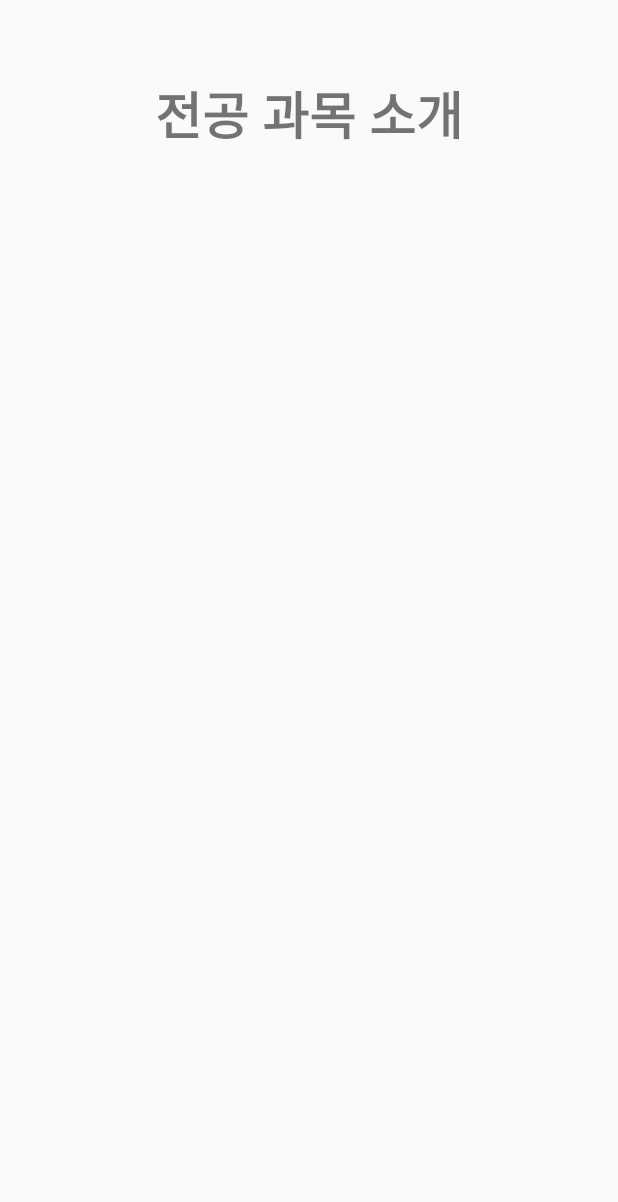
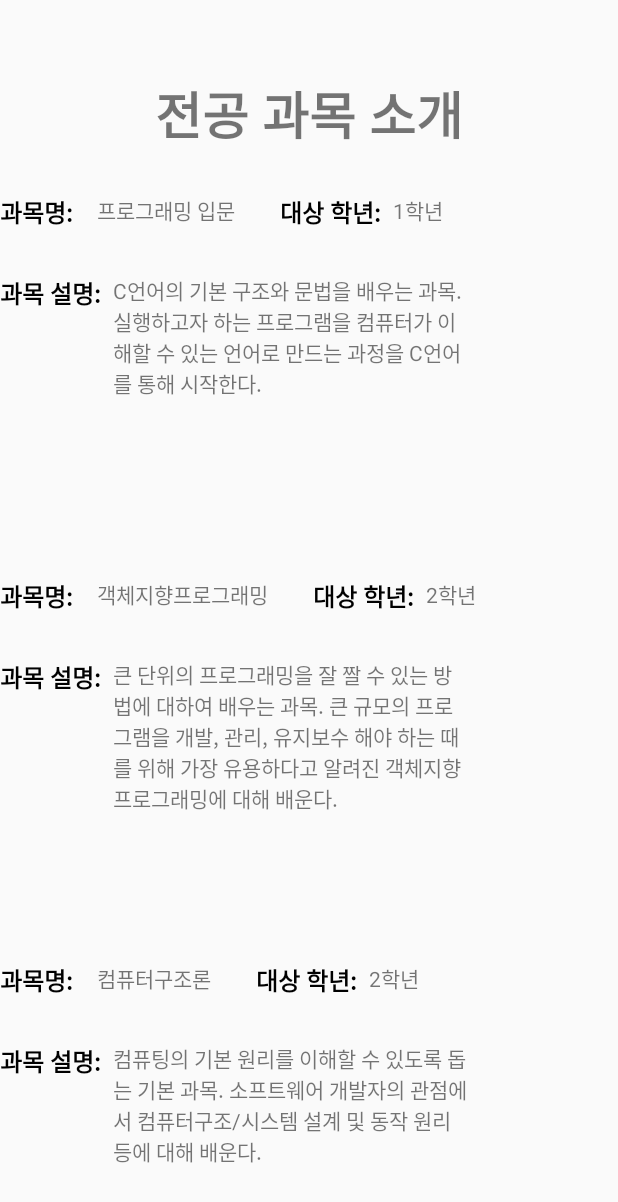
Before and after one commit to junsu0306/School_Manager, an Android app: the roadmap_2 screen opened through its navigation route, on a phone screen of 412 x 824 dp. Shown: the top 1202 px of the screen. Run offline under Robolectric (Android 15) with nearby library versions, the phone set to English and light mode, and no system bars; our stand-ins replace navigation-ui.

Commit message:
김수은_마지막

```diff
--- a/app/src/main/java/com/example/myapplication/SubjectRecyclerviewFragment.kt
+++ b/app/src/main/java/com/example/myapplication/SubjectRecyclerviewFragment.kt
@@ -10,61 +10,36 @@ import com.example.myapplication.databinding.FragmentSubjectRecyclerviewBinding
 
 class SubjectRecyclerviewFragment : Fragment() {
 
-    //private var param1: String? = null
-    //private var param2: String? = null
-
     val subjects = arrayOf(
-        SubjectInfo("객체지향프로그래밍", "2학년", "이 과목은 어쩌고"),
-        SubjectInfo("객체지향프로그래밍", "2학년", "이 과목은 어쩌고"),
-        SubjectInfo("객체지향프로그래밍", "2학년", "이 과목은 어쩌고"),
-        SubjectInfo("객체지향프로그래밍", "2학년", "이 과목은 어쩌고"),
-        SubjectInfo("객체지향프로그래밍", "2학년", "이 과목은 어쩌고"),
-        SubjectInfo("객체지향프로그래밍", "2학년", "이 과목은 어쩌고"),
-        SubjectInfo("객체지향프로그래밍", "2학년", "이 과목은 어쩌고"),
-        SubjectInfo("객체지향프로그래밍", "2학년", "이 과목은 어쩌고"),
-        SubjectInfo("객체지향프로그래밍", "2학년", "이 과목은 어쩌고"),
-        SubjectInfo("객체지향프로그래밍", "2학년", "이 과목은 어쩌고"),
-        SubjectInfo("객체지향프로그래밍", "2학년", "이 과목은 어쩌고"),
-        SubjectInfo("객체지향프로그래밍", "2학년", "이 과목은 어쩌고"),
-        SubjectInfo("객체지향프로그래밍", "2학년", "이 과목은 어쩌고"),
-        SubjectInfo("객체지향프로그래밍", "2학년", "이 과목은 어쩌고"),
-        SubjectInfo("객체지향프로그래밍", "2학년", "이 과목은 어쩌고"),
-        SubjectInfo("객체지향프로그래밍", "2학년", "이 과목은 어쩌고")
+        SubjectInfo("프로그래밍 입문", "1학년", "C언어의 기본 구조와 문법을 배우는 과목. 실행하고자 하는 프로그램을 컴퓨터가 이해할 수 있는 언어로 만드는 과정을 C언어를 통해 시작한다."),
+        SubjectInfo("객체지향프로그래밍", "2학년", "큰 단위의 프로그래밍을 잘 짤 수 있는 방법에 대하여 배우는 과목. 큰 규모의 프로그램을 개발, 관리, 유지보수 해야 하는 때를 위해 가장 유용하다고 알려진 객체지향 프로그래밍에 대해 배운다."),
+        SubjectInfo("컴퓨터구조론", "2학년", "컴퓨팅의 기본 원리를 이해할 수 있도록 돕는 기본 과목. 소프트웨어 개발자의 관점에서 컴퓨터구조/시스템 설계 및 동작 원리 등에 대해 배운다."),
+        SubjectInfo("알고리즘해석및설계", "2학년", "문제를 효율적으로 해결하는 방법을 배웁니다. 새로운 문제를 풀 때 접근하는 방법, 어떤 방법이 시간/공간 면에서 효율적일지 등에 대해 배운다."),
+        SubjectInfo("Adventure Design", "2학년", "디자인씽킹 프로세스를 근간으로 문제를 정의하고 SW 또는 서비스 설계 절차에 따라 디자인하고 설계하는 팀 프로젝트형 과목."),
+        SubjectInfo("Ai입문", "2학년", "인공지능 관련 전공 심화 과목들을 수강하기 위해 알아야 할 인공지능 관련 주요 기초 개념을 습득하는 과목. 인공지능 신기술 및 오랜 주요 인공지능 기술들을 통섭한다."),
+        SubjectInfo("임베디드SW", "2학년", "특정한 목적을 수행하는 임베디드 시스템에서 구동되는 SW에 관해 배우는 과목. 임베디드 SW 프로그래밍이 일반 프로그래밍과 다른 점을 배우고 실습을 통해 익힌다."),
+        SubjectInfo("Ai프로그래밍", "2학년", "기초 파이썬 과목을 바탕으로 그 뒤에 파이썬의 여러 라이브러리를 배우 는 과목. 파이썬의 객체지향프로그램의 기초, 인공신경망을 위한 코딩과 수학의 기초를 배운다."),
+        SubjectInfo("시스템 프로그래밍", "2학년", "프로그램을 컴퓨터가 어떻게 이해하는 지를 어셈블리어의 관점에서 공부하는 과목. 어셈블리어는 기계가 이해하는 기계어와 1:1 대응이 되는 언어로서, 학생들로금 컴퓨터를 잘 이해할 수 있는 기회를 제공한다."),
+        SubjectInfo("산학 프로젝트", "3학년", "SW 개발 프로젝트 실무능력을 제고하기 위해 팀을 구성하여 실제로 SW 개발 프로젝트를 구현하는 과목. Cloud 및 AI 중심으로 기업에서 개발 경험이 풍부한 멘토들의 특강과 멘토링이 주기적으로 제공된다."),
+        SubjectInfo("데이터베이스 기초", "3학년", "정보시스템의 중추적인 기능을 담당하는 데이터 베이스 시스템의 개념과 응용에 대해 배우는 과목. 표준 데이터 언어인 SQL을 습득하여 DBMS 활용 능력을 갖출 수 있다."),
+        SubjectInfo("데이터사이언스 응용", "3학년", "데이터사이언스 기초 과목의 후속 과목. 데이터사이언스에서 배웠던 기술을 실제 응용해 보는 기회를 가진다."),
+        SubjectInfo("웹SW스튜디오 및 재능기부", "3학년", "웹 프로그래밍 최신 기술을 중심으로 이론 및 실습 위주의 과목. 실무 위주로 진행되며, PC 웹페이지 작성 및 휴대 단말기용 앱 작성을 위한 프로그래밍 능력을 습득할 수 있다."),
+        SubjectInfo("IoT", "3학년", "기본적인 센서 구동, 통신 방법과 데이터를 수집하고 처리하는 클라우드 사용법 을 배우고 실습을 통해 구현해 보는 과목. 우리 삶에 필요한 서비스를 프로젝트로 구현한다."),
+        SubjectInfo("정보보호", "3학년", "정보보호 기술들에 대해 공부하는 과목. 블록체인 기술에 대한 기초 기술로서 이해가 필요한 암호기술 및 시스템 보안기술에 대해 공부하고, 실습을 통해 기술에 대한 이해를 높인다."),
+        SubjectInfo("인공지능플래닝", "4학년", "Knowledge Reasoning and Planning에 대해 배우는 과목.지속적으로 Planning을 수립하고 이를 Action으로 실행하고, 실 수행 환경과의 상호 작용을 통해 Autonomous Agent를 구축하는 문제에 대해 배운다.")
     )
 
     lateinit var binding : FragmentSubjectRecyclerviewBinding
-    override fun onCreate(savedInstanceState: Bundle?) {
-        super.onCreate(savedInstanceState)
-        /* arguments?.let {
-            param1 = it.getString(ARG_PARAM1)
-            param2 = it.getString(ARG_PARAM2)
-        } */
-        binding = FragmentSubjectRecyclerviewBinding.inflate(layoutInflater)
-        //setContentView(binding.root)
-
-        binding.recSubjects.layoutManager = LinearLayoutManager(context)
-        binding.recSubjects.adapter = SubjectsAdapter(subjects)
-
-    }
-
-
 
     override fun onCreateView(
         inflater: LayoutInflater, container: ViewGroup?,
         savedInstanceState: Bundle?
     ): View? {
-        // Inflate the layout for this fragment
-        return inflater.inflate(R.layout.fragment_subject_recyclerview, container, false)
+        binding = FragmentSubjectRecyclerviewBinding.inflate(inflater, container, false)
+
+        binding.recSubjects.layoutManager = LinearLayoutManager(context)
+        binding.recSubjects.adapter = SubjectsAdapter(subjects)
+        return binding.root
     }
 
-    /* companion object {
-        @JvmStatic
-        fun newInstance(param1: String, param2: String) =
-            SubjectRecyclerviewFragment().apply {
-                arguments = Bundle().apply {
-                    putString(com.example.myapplication.viewmodel.ARG_PARAM1, param1)
-                    putString(com.example.myapplication.viewmodel.ARG_PARAM2, param2)
-                }
-            }
-    }*/
 }
--- a/app/src/main/java/com/example/myapplication/roadmap_2.kt
+++ b/app/src/main/java/com/example/myapplication/roadmap_2.kt
@@ -7,40 +7,29 @@ import android.view.View
 import android.view.ViewGroup
 import com.example.myapplication.databinding.FragmentRoadmap2Binding
 
-/*
-// TODO: Rename parameter arguments, choose names that match
-// the fragment initialization parameters, e.g. ARG_ITEM_NUMBER
-private const val ARG_PARAM1 = "param1"
-private const val ARG_PARAM2 = "param2"
-*/
 class roadmap_2 : Fragment() {
-    //private var param1: String? = null
-    //private var param2: String? = null
 
     override fun onCreate(savedInstanceState: Bundle?) {
         super.onCreate(savedInstanceState)
-        /* arguments?.let {
-            param1 = it.getString(ARG_PARAM1)
-            param2 = it.getString(ARG_PARAM2)
-        } */
+
     }
 
     override fun onCreateView(
         inflater: LayoutInflater, container: ViewGroup?,
         savedInstanceState: Bundle?
     ): View? {
-        // Inflate the layout for this fragment
-        return inflater.inflate(R.layout.fragment_roadmap_2, container, false)
+        val binding = FragmentRoadmap2Binding.inflate(inflater, container, false)
+
+        val subjectFragment = SubjectRecyclerviewFragment() // SubjectRecyclerviewFragment 인스턴스 생성
+        val transaction = requireActivity().supportFragmentManager.beginTransaction()
+
+        // SubjectRecyclerviewFragment를 roadmap_2 Fragment에 추가
+        transaction.replace(binding.listFrag.id, subjectFragment)
+        transaction.addToBackStack(null)
+        transaction.commit()
+
+        return binding.root
     }
 
-   /* companion object {
-        @JvmStatic
-        fun newInstance(param1: String, param2: String) =
-            roadmap_2().apply {
-                arguments = Bundle().apply {
-                    putString(ARG_PARAM1, param1)
-                    putString(ARG_PARAM2, param2)
-                }
-            }
-    } */
+
 }
--- a/app/src/main/res/layout/fragment_roadmap_2.xml
+++ b/app/src/main/res/layout/fragment_roadmap_2.xml
@@ -28,6 +28,7 @@
             android:textStyle="bold" />
 
         <FrameLayout
+            android:id="@+id/list_frag"
             android:layout_width="match_parent"
             android:layout_height="match_parent">
 
```
